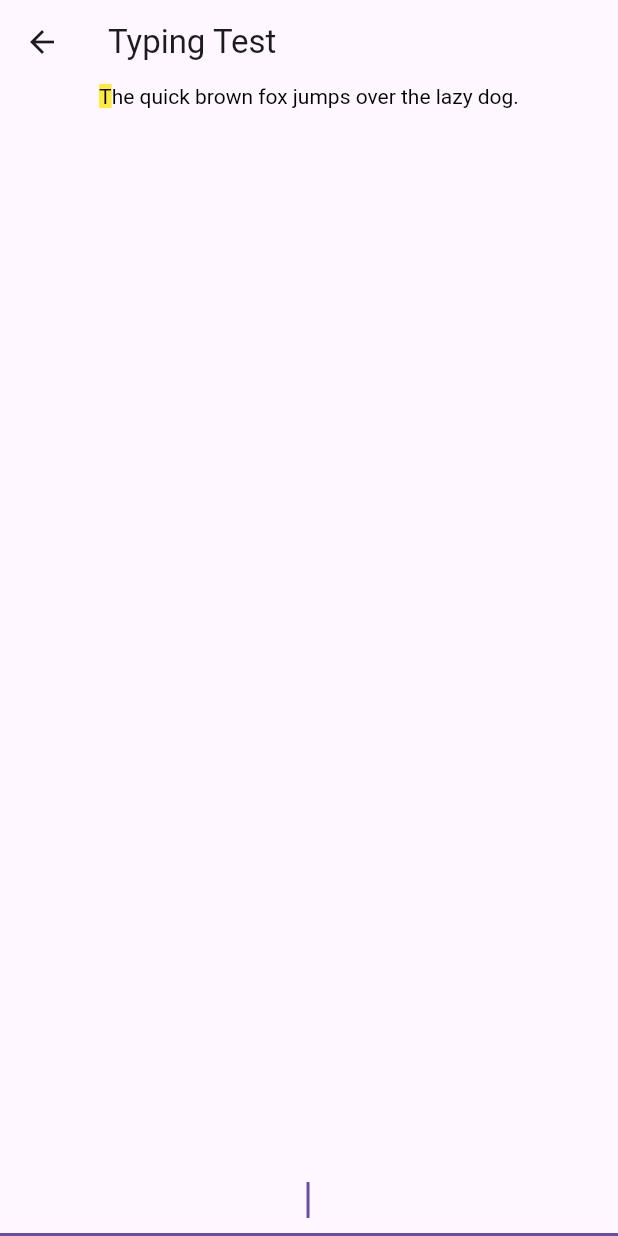
After one commit to IdyllicDawn/GameOn-Mobile, a Flutter app: the TypingTestScreen screen opened directly, on a phone screen of 412 x 824 dp. The commit adds this screen. Run offline on Flutter 3.47's test engine with Material 3 defaults, Android fonts, the phone set to English and light mode, and no system bars.

Commit message:
Broken typing game

```diff
--- a/lib/main_page.dart
+++ b/lib/main_page.dart
@@ -3,6 +3,7 @@ import 'package:flutter/material.dart';
 import 'bottombar.dart';
 import 'package:http/http.dart' as http;
 import 'dart:convert';
+import 'typeracer_game.dart'; // Import the TyperacerGame file
 
 class HomePage extends StatelessWidget {
   final String loggedInUsername;
@@ -126,8 +127,10 @@ class Leaderboard extends StatelessWidget {
   }
 }
 
-Future<List<LeaderboardEntry>> fetchLeaderboardData(String loggedInUsername) async {
-  final response = await http.post(Uri.parse('https://group8large-57cfa8808431.herokuapp.com/api/leaderboard'));
+Future<List<LeaderboardEntry>> fetchLeaderboardData(
+    String loggedInUsername) async {
+  final response = await http.post(Uri.parse(
+      'https://group8large-57cfa8808431.herokuapp.com/api/leaderboard'));
 
   print(response.body);
 
@@ -186,7 +189,6 @@ Future<List<LeaderboardEntry>> fetchLeaderboardData(String loggedInUsername) asy
   }
 }
 
-
 class LeaderboardEntry {
   final int rank;
   final String name;
@@ -200,6 +202,33 @@ class LeaderboardEntry {
     required this.score,
   });
 }
+
+class TyperacerGame extends StatelessWidget {
+  const TyperacerGame({Key? key}) : super(key: key);
+
+  @override
+  Widget build(BuildContext context) {
+    return MaterialApp(
+      home: Scaffold(
+        appBar: AppBar(
+          title: Text("Typeracer Game"),
+        ),
+        body: Center(
+          child: ElevatedButton(
+            child: Text("Start Typing Test"),
+            onPressed: () {
+              Navigator.push(
+                context,
+                MaterialPageRoute(builder: (context) => TypingTestScreen()),
+              );
+            },
+          ),
+        ),
+      ),
+    );
+  }
+}
+
 class TypingButton extends StatelessWidget {
   const TypingButton({super.key});
 
@@ -207,25 +236,29 @@ class TypingButton extends StatelessWidget {
   Widget build(BuildContext context) {
     return ElevatedButton(
       onPressed: () {
-        // Add your button's onPressed logic here
         Navigator.push(
           context,
-              MaterialPageRoute(builder: (context) => const SecondPage()),
+          MaterialPageRoute(
+              builder: (context) =>
+                  const TyperacerGame()), // Navigate to the TyperacerGame page
         );
       },
-      child: Ink.image(image:
-      const NetworkImage('https://w7.pngwing.com/pngs/284/875/png-transparent-racing-flags-typeracer-drapeau-a-damier-flag-miscellaneous-flag-racing-thumbnail.png'),
+      child: Ink.image(
+        image: const NetworkImage(
+            'https://w7.pngwing.com/pngs/284/875/png-transparent-racing-flags-typeracer-drapeau-a-damier-flag-miscellaneous-flag-racing-thumbnail.png'),
         height: 200,
         width: 200,
-      fit: BoxFit.cover
+        fit: BoxFit.cover,
       ),
     );
   }
 }
+
 class GameSelect extends StatelessWidget {
   final String loggedInUsername;
 
   const GameSelect({super.key, required this.loggedInUsername});
+
   @override
   Widget build(BuildContext context) {
     return Scaffold(
--- /dev/null
+++ b/lib/typeracer_game.dart
@@ -0,0 +1,169 @@
+import 'package:flutter/material.dart';
+
+class TypingTestScreen extends StatefulWidget {
+  @override
+  _TypingTestScreenState createState() => _TypingTestScreenState();
+}
+
+class _TypingTestScreenState extends State<TypingTestScreen> {
+  final String textToType = "The quick brown fox jumps over the lazy dog.";
+  String typedText = "";
+  final TextEditingController _textController = TextEditingController();
+  final ScrollController _scrollController = ScrollController();
+  final FocusNode _focusNode = FocusNode();
+
+  @override
+  void initState() {
+    super.initState();
+    _focusNode.requestFocus();
+    WidgetsBinding.instance?.addPostFrameCallback((_) {
+      _scrollToCurrentLetter();
+    });
+  }
+
+  void checkInput(String value) {
+    setState(() {
+      if (value.length > typedText.length) {
+        // User typed a character
+        typedText = value;
+      } else if (value.length < typedText.length) {
+        // User pressed backspace
+        typedText = typedText.substring(0, typedText.length - 1);
+      }
+    });
+    WidgetsBinding.instance?.addPostFrameCallback((_) {
+      _scrollToCurrentLetter();
+    });
+  }
+
+  void _scrollToCurrentLetter() {
+    final currentLetterIndex = typedText.length;
+    final textSpan = getTextSpan(textToType, typedText);
+    final textPainter = TextPainter(
+      text: textSpan,
+      textDirection: TextDirection.ltr,
+      textAlign: TextAlign.left,
+    )..layout(maxWidth: double.infinity);
+
+    double currentLetterOffset = 0;
+    for (int i = 0; i < currentLetterIndex; i++) {
+      final characterSpan = TextSpan(text: textToType[i]);
+      final characterWidth = textPainter.width;
+      currentLetterOffset += characterWidth;
+    }
+
+    final viewportWidth = _scrollController.position.viewportDimension;
+    final scrollPosition = currentLetterOffset - (viewportWidth / 2);
+
+    _scrollController.jumpTo(scrollPosition);
+  }
+
+  TextSpan getTextSpan(String text, String typedText) {
+    List<TextSpan> textSpans = [];
+    for (int i = 0; i < text.length; i++) {
+      if (i < typedText.length) {
+        if (text[i] == typedText[i]) {
+          textSpans.add(
+            TextSpan(
+              text: text[i],
+              style: TextStyle(color: Colors.green),
+            ),
+          );
+        } else {
+          textSpans.add(
+            TextSpan(
+              text: text[i],
+              style: TextStyle(color: Colors.red),
+            ),
+          );
+        }
+      } else if (i == typedText.length) {
+        textSpans.add(
+          TextSpan(
+            text: text[i],
+            style: TextStyle(
+              color: Colors.black,
+              backgroundColor: Colors.yellow,
+            ),
+          ),
+        );
+      } else {
+        textSpans.add(
+          TextSpan(
+            text: text[i],
+            style: TextStyle(color: Colors.black),
+          ),
+        );
+      }
+    }
+    return TextSpan(children: textSpans);
+  }
+
+  @override
+  Widget build(BuildContext context) {
+    return Scaffold(
+      appBar: AppBar(
+        title: Text("Typing Test"),
+      ),
+      body: Column(
+        children: [
+          Expanded(
+            child: SingleChildScrollView(
+              child: SingleChildScrollView(
+                controller: _scrollController,
+                scrollDirection: Axis.horizontal,
+                child: RichText(
+                  text: getTextSpan(textToType, typedText),
+                  textAlign: TextAlign.center,
+                ),
+              ),
+            ),
+          ),
+          TextField(
+            controller: _textController,
+            textAlign: TextAlign.center,
+            onChanged: checkInput,
+            enabled: typedText.length < textToType.length,
+            focusNode: _focusNode,
+            autofocus: true,
+          ),
+        ],
+      ),
+    );
+  }
+}
+
+class MyApp extends StatelessWidget {
+  @override
+  Widget build(BuildContext context) {
+    return MaterialApp(
+      title: 'My App',
+      theme: ThemeData(
+        pageTransitionsTheme: PageTransitionsTheme(
+          builders: {
+            TargetPlatform.android: NoAnimationTransitionBuilder(),
+            TargetPlatform.iOS: NoAnimationTransitionBuilder(),
+          },
+        ),
+      ),
+      home: TypingTestScreen(),
+    );
+  }
+}
+
+class NoAnimationTransitionBuilder extends PageTransitionsBuilder {
+  @override
+  Widget buildTransitions<T>(
+    PageRoute<T> route,
+    BuildContext context,
+    Animation<double> animation,
+    Animation<double> secondaryAnimation,
+    Widget child,
+  ) {
+    return child;
+  }
+}
+
+void main() {
+  runApp(MyApp());
+}
```
Lines whose indentation alone changed are shown as unchanged.
